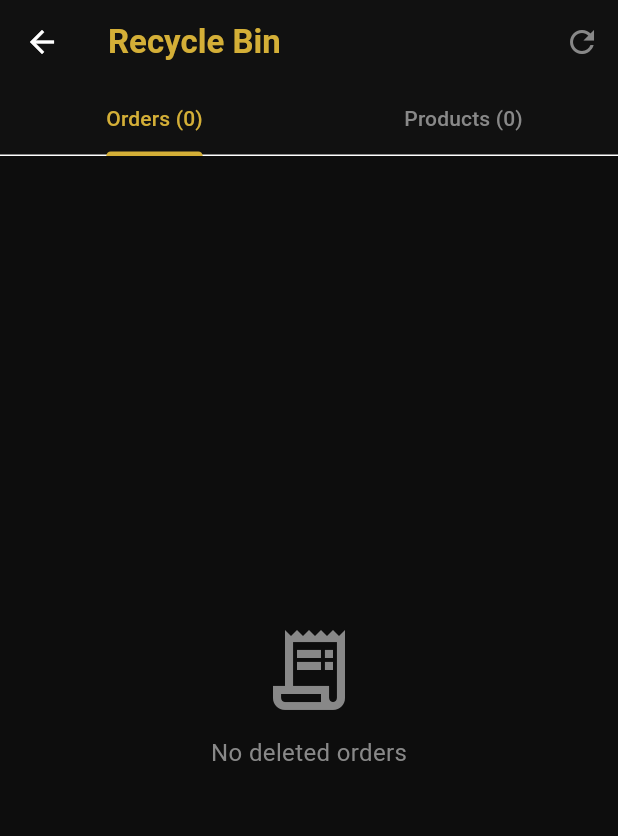
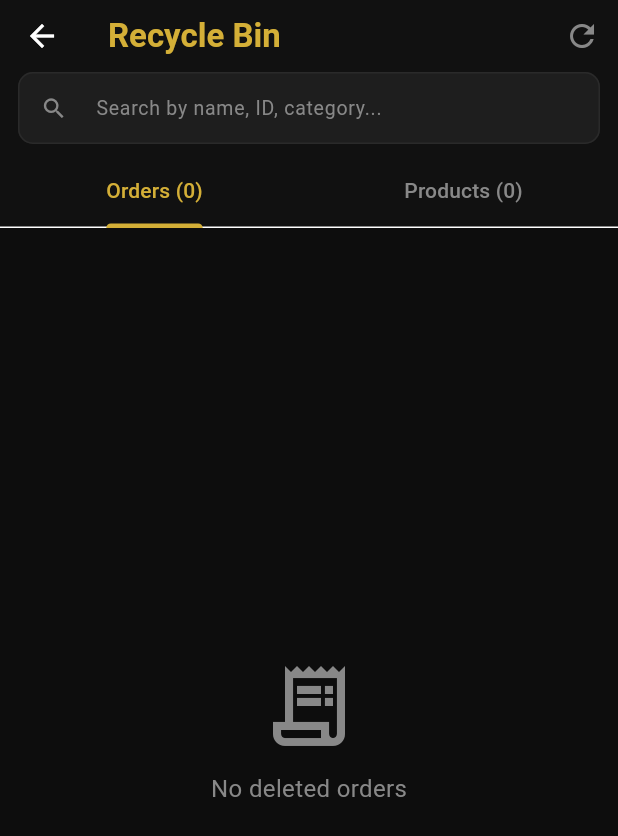
Before and after one commit to pioquentokennith/knz-inv-ord-debt-system, a Flutter app: the RecycleBinScreen screen opened directly, on a phone screen of 412 x 824 dp. Shown: the top 836 px of the screen. Run offline on Flutter 3.47's test engine with Material 3 defaults, Android fonts, the phone set to English and light mode, and no system bars; our stand-ins replace animate_do, cloud_firestore, connectivity_plus, csv, firebase_core, fl_chart and 9 more; missing offline and left inert: esc_pos_utils_plus; accounts and stored records are empty.

Commit message:
Updated and fix dialog v2

```diff
--- a/lib/dialogs/mark_as_utang_dialog.dart
+++ b/lib/dialogs/mark_as_utang_dialog.dart
@@ -14,6 +14,7 @@ import '../core/app_state.dart';
 import '../models/debt_model.dart';
 import '../models/order_model.dart';
 import '../screens/main_shell.dart';
+import '../widgets/shared_widgets.dart';
 
 class MarkAsUtangDialog extends StatefulWidget {
   final Order order;
@@ -78,6 +79,21 @@ class _MarkAsUtangDialogState extends State<MarkAsUtangDialog> {
           'Amount must be less than total (₱${_orderTotal.toStringAsFixed(2)}) to record as utang.');
       return;
     }
+
+    // ── Confirmation prompt ───────────────────────────────────────────────
+    final currency = NumberFormat.currency(symbol: '₱', decimalDigits: 2);
+    final remaining = _orderTotal - initialPaid;
+    final confirmed = await showConfirmDialog(
+      context,
+      title: 'Record Utang?',
+      message:
+          'Record ₱${remaining.toStringAsFixed(2)} utang for ${widget.order.customerName} (${widget.order.orderId})?'
+          '${initialPaid > 0 ? '\n\nInitial payment: ${currency.format(initialPaid)}' : ''}',
+      confirmLabel: 'Yes, Record',
+      confirmColor: AppColors.warning,
+    );
+    if (!confirmed || !mounted) return;
+    // ── END Confirmation ──────────────────────────────────────────────────
 
     final debt = CustomerDebt(
       id:           _uuid.v4(),
--- a/lib/screens/recycle_bin_screen.dart
+++ b/lib/screens/recycle_bin_screen.dart
@@ -33,6 +33,26 @@ class _RecycleBinScreenState extends State<RecycleBinScreen>
   List<Product> _deletedProducts = [];
   bool _isLoading = true;
 
+  // ── Search ────────────────────────────────────────────────────────────────
+  final _searchCtrl = TextEditingController();
+  String _searchQuery = '';
+
+  List<Order> get _filteredOrders {
+    if (_searchQuery.isEmpty) return _deletedOrders;
+    final q = _searchQuery.toLowerCase();
+    return _deletedOrders.where((o) =>
+      o.orderId.toLowerCase().contains(q) ||
+      o.customerName.toLowerCase().contains(q)).toList();
+  }
+
+  List<Product> get _filteredProducts {
+    if (_searchQuery.isEmpty) return _deletedProducts;
+    final q = _searchQuery.toLowerCase();
+    return _deletedProducts.where((p) =>
+      p.name.toLowerCase().contains(q) ||
+      p.category.displayName.toLowerCase().contains(q)).toList();
+  }
+
   @override
   void initState() {
     super.initState();
@@ -43,6 +63,7 @@ class _RecycleBinScreenState extends State<RecycleBinScreen>
   @override
   void dispose() {
     _tabController.dispose();
+    _searchCtrl.dispose();
     super.dispose();
   }
 
@@ -206,15 +227,64 @@ class _RecycleBinScreenState extends State<RecycleBinScreen>
             onPressed: _load,
           ),
         ],
-        bottom: TabBar(
+        bottom: PreferredSize(
+          preferredSize: const Size.fromHeight(96),
+          child: Column(
+            children: [
+              // ── Search Bar ──────────────────────────────────────────────
+              Padding(
+                padding: const EdgeInsets.fromLTRB(12, 0, 12, 8),
+                child: TextField(
+                  controller: _searchCtrl,
+                  onChanged: (v) => setState(() => _searchQuery = v.trim()),
+                  style: const TextStyle(color: AppColors.white, fontSize: 14),
+                  decoration: InputDecoration(
+                    hintText: 'Search by name, ID, category...',
+                    hintStyle: const TextStyle(
+                        color: AppColors.whiteTertiary, fontSize: 13),
+                    prefixIcon: const Icon(Icons.search,
+                        color: AppColors.whiteTertiary, size: 18),
+                    suffixIcon: _searchQuery.isNotEmpty
+                        ? IconButton(
+                            icon: const Icon(Icons.close,
+                                color: AppColors.whiteTertiary, size: 16),
+                            onPressed: () {
+                              _searchCtrl.clear();
+                              setState(() => _searchQuery = '');
+                            },
+                          )
+                        : null,
+                    filled: true,
+                    fillColor: AppColors.inputFill,
+                    contentPadding: const EdgeInsets.symmetric(
+                        vertical: 8, horizontal: 12),
+                    border: OutlineInputBorder(
+                        borderRadius: BorderRadius.circular(10),
+                        borderSide:
+                            const BorderSide(color: AppColors.cardBorder)),
+                    enabledBorder: OutlineInputBorder(
+                        borderRadius: BorderRadius.circular(10),
+                        borderSide:
+                            const BorderSide(color: AppColors.cardBorder)),
+                    focusedBorder: OutlineInputBorder(
+                        borderRadius: BorderRadius.circular(10),
+                        borderSide: const BorderSide(color: AppColors.gold)),
+                  ),
+                ),
+              ),
+              // ── Tabs ────────────────────────────────────────────────────
+              TabBar(
                 controller: _tabController,
                 labelColor: AppColors.gold,
                 unselectedLabelColor: AppColors.whiteTertiary,
                 indicatorColor: AppColors.gold,
                 tabs: [
-            Tab(text: 'Orders (${_deletedOrders.length})'),
-            Tab(text: 'Products (${_deletedProducts.length})'),
+                  Tab(text: 'Orders (${_filteredOrders.length})'),
+                  Tab(text: 'Products (${_filteredProducts.length})'),
                 ],
+              ),
+            ],
+          ),
         ),
       ),
       body: _isLoading
@@ -231,15 +301,19 @@ class _RecycleBinScreenState extends State<RecycleBinScreen>
 
   // ── Deleted Orders Tab ────────────────────────────────────────────────────
   Widget _OrdersBin() {
-    if (_deletedOrders.isEmpty) {
-      return _emptyState('No deleted orders', Icons.receipt_long_outlined);
+    final list = _filteredOrders;
+    if (list.isEmpty) {
+      return _emptyState(
+        _searchQuery.isEmpty ? 'No deleted orders' : 'No results for "$_searchQuery"',
+        Icons.receipt_long_outlined,
+      );
     }
     final currency = NumberFormat.currency(symbol: '₱', decimalDigits: 2);
     return ListView.builder(
       padding: const EdgeInsets.all(16),
-      itemCount: _deletedOrders.length,
+      itemCount: list.length,
       itemBuilder: (_, i) {
-        final order = _deletedOrders[i];
+        final order = list[i];
         return _BinCard(
           title: order.orderId,
           subtitle: order.customerName,
@@ -255,15 +329,19 @@ class _RecycleBinScreenState extends State<RecycleBinScreen>
 
   // ── Deleted Products Tab ──────────────────────────────────────────────────
   Widget _ProductsBin() {
-    if (_deletedProducts.isEmpty) {
-      return _emptyState('No deleted products', Icons.inventory_2_outlined);
+    final list = _filteredProducts;
+    if (list.isEmpty) {
+      return _emptyState(
+        _searchQuery.isEmpty ? 'No deleted products' : 'No results for "$_searchQuery"',
+        Icons.inventory_2_outlined,
+      );
     }
     final currency = NumberFormat.currency(symbol: '₱', decimalDigits: 2);
     return ListView.builder(
       padding: const EdgeInsets.all(16),
-      itemCount: _deletedProducts.length,
+      itemCount: list.length,
       itemBuilder: (_, i) {
-        final p = _deletedProducts[i];
+        final p = list[i];
         return _BinCard(
           title: p.name,
           subtitle: p.category.displayName,
```
Lines whose indentation alone changed are shown as unchanged.
